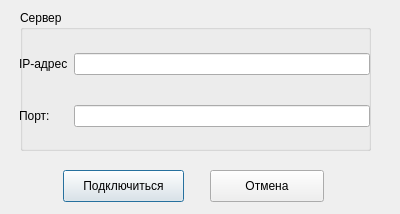
Qt form connecttoserverdialog.ui (testprojects/myClient) before a commit.
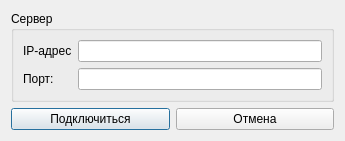
The same form after that commit.

Commit message: Change gui connectToDb, settings and form2 dialogs. Added validation input data. Added file template to resources.

```diff
--- a/connecttoserverdialog.ui
+++ b/connecttoserverdialog.ui
@@ -6,60 +6,19 @@
    <rect>
     <x>0</x>
     <y>0</y>
-    <width>400</width>
-    <height>214</height>
+    <width>345</width>
+    <height>126</height>
    </rect>
   </property>
   <property name="windowTitle">
-   <string>Dialog</string>
+   <string>Connection to database</string>
   </property>
-  <widget class="QPushButton" name="pushButtonConnect">
-   <property name="geometry">
-    <rect>
-     <x>63</x>
-     <y>170</y>
-     <width>121</width>
-     <height>32</height>
-    </rect>
-   </property>
-   <property name="text">
-    <string>Подключиться</string>
-   </property>
-  </widget>
-  <widget class="QPushButton" name="pushButtonCancel">
-   <property name="geometry">
-    <rect>
-     <x>210</x>
-     <y>170</y>
-     <width>114</width>
-     <height>32</height>
-    </rect>
-   </property>
-   <property name="text">
-    <string>Отмена</string>
-   </property>
-  </widget>
+  <layout class="QGridLayout" name="gridLayout_2">
+   <item row="0" column="0" colspan="2">
   <widget class="QGroupBox" name="groupBox">
-   <property name="geometry">
-    <rect>
-     <x>20</x>
-     <y>10</y>
-     <width>351</width>
-     <height>141</height>
-    </rect>
-   </property>
    <property name="title">
     <string>Сервер</string>
    </property>
-   <widget class="QWidget" name="gridLayoutWidget">
-    <property name="geometry">
-     <rect>
-      <x>-1</x>
-      <y>19</y>
-      <width>351</width>
-      <height>123</height>
-     </rect>
-    </property>
     <layout class="QGridLayout" name="gridLayout">
      <item row="0" column="0">
       <widget class="QLabel" name="label">
@@ -68,6 +27,13 @@
        </property>
       </widget>
      </item>
+      <item row="0" column="1">
+       <widget class="QLineEdit" name="lineEditIP">
+        <property name="alignment">
+         <set>Qt::AlignCenter</set>
+        </property>
+       </widget>
+      </item>
      <item row="1" column="0">
       <widget class="QLabel" name="label_2">
        <property name="text">
@@ -82,20 +48,24 @@
        </property>
       </widget>
      </item>
-     <item row="0" column="1">
-      <widget class="QLineEdit" name="lineEditIP">
-       <property name="alignment">
-        <set>Qt::AlignCenter</set>
+     </layout>
+    </widget>
+   </item>
+   <item row="1" column="0">
+    <widget class="QPushButton" name="pushButtonConnect">
+     <property name="text">
+      <string>Подключиться</string>
        </property>
       </widget>
      </item>
-    </layout>
-   </widget>
-  </widget>
-  <zorder>pushButtonConnect</zorder>
-  <zorder>pushButtonCancel</zorder>
-  <zorder>groupBox</zorder>
-  <zorder>label</zorder>
+   <item row="1" column="1">
+    <widget class="QPushButton" name="pushButtonCancel">
+     <property name="text">
+      <string>Отмена</string>
+     </property>
+    </widget>
+   </item>
+  </layout>
  </widget>
  <resources/>
  <connections/>
```
Lines whose indentation alone changed are shown as unchanged. The commit also changes 10 other files.
